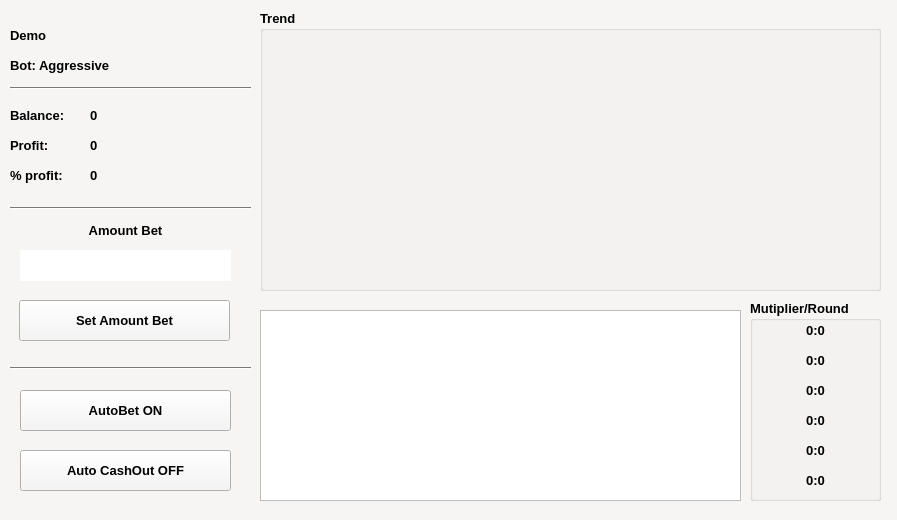
This is apps/gui/resources/ui/console.ui in bikerlfh/crashbot as Qt 5 draws it before an edit. The edited form follows.
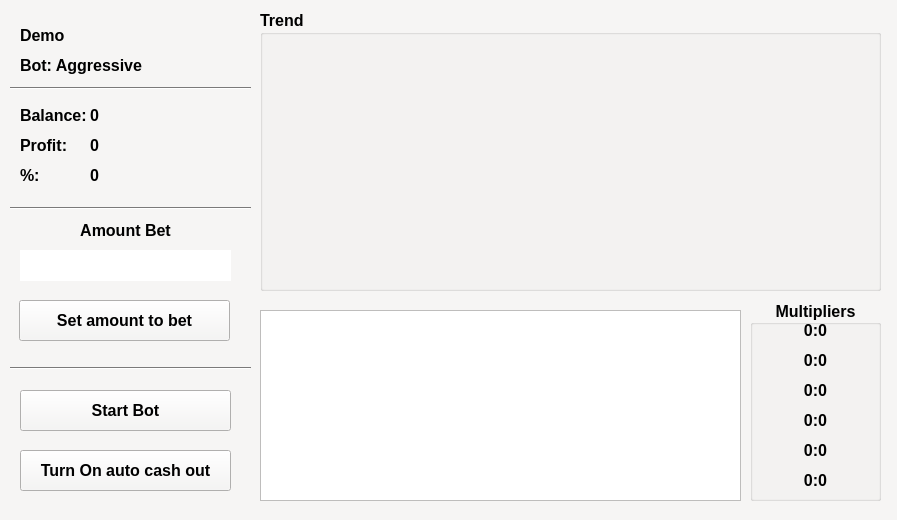
This is the edited form.

```diff
--- a/apps/gui/resources/ui/console.ui
+++ b/apps/gui/resources/ui/console.ui
@@ -481,7 +481,8 @@
    </property>
    <property name="font">
     <font>
-     <pointsize>10</pointsize>
+     <family>Arial</family>
+     <pointsize>12</pointsize>
      <bold>true</bold>
     </font>
    </property>
@@ -489,7 +490,7 @@
     <cursorShape>PointingHandCursor</cursorShape>
    </property>
    <property name="text">
-    <string>Set Amount Bet</string>
+    <string>Set amount to bet</string>
    </property>
   </widget>
   <widget class="QPushButton" name="btn_auto_bet">
@@ -503,7 +504,8 @@
    </property>
    <property name="font">
     <font>
-     <pointsize>10</pointsize>
+     <family>Arial</family>
+     <pointsize>12</pointsize>
      <bold>true</bold>
     </font>
    </property>
@@ -514,7 +516,10 @@
     <string extracomment="turn on/of auto bet"/>
    </property>
    <property name="text">
-    <string>AutoBet ON</string>
+    <string>Start Bot</string>
+   </property>
+   <property name="checkable">
+    <bool>true</bool>
    </property>
   </widget>
   <widget class="QLabel" name="label">
@@ -528,7 +533,8 @@
    </property>
    <property name="font">
     <font>
-     <pointsize>10</pointsize>
+     <family>Arial</family>
+     <pointsize>12</pointsize>
      <bold>true</bold>
     </font>
    </property>
@@ -542,7 +548,7 @@
   <widget class="QLabel" name="label_2">
    <property name="geometry">
     <rect>
-     <x>10</x>
+     <x>20</x>
      <y>100</y>
      <width>71</width>
      <height>30</height>
@@ -550,7 +556,8 @@
    </property>
    <property name="font">
     <font>
-     <pointsize>10</pointsize>
+     <family>Arial</family>
+     <pointsize>12</pointsize>
      <bold>true</bold>
     </font>
    </property>
@@ -569,7 +576,8 @@
    </property>
    <property name="font">
     <font>
-     <pointsize>10</pointsize>
+     <family>Arial</family>
+     <pointsize>12</pointsize>
      <bold>true</bold>
     </font>
    </property>
@@ -588,7 +596,8 @@
    </property>
    <property name="font">
     <font>
-     <pointsize>10</pointsize>
+     <family>Arial</family>
+     <pointsize>12</pointsize>
      <bold>true</bold>
      <kerning>true</kerning>
     </font>
@@ -600,15 +609,16 @@
   <widget class="QLabel" name="label_4">
    <property name="geometry">
     <rect>
-     <x>10</x>
+     <x>20</x>
      <y>130</y>
-     <width>61</width>
+     <width>71</width>
      <height>30</height>
     </rect>
    </property>
    <property name="font">
     <font>
-     <pointsize>10</pointsize>
+     <family>Arial</family>
+     <pointsize>12</pointsize>
      <bold>true</bold>
     </font>
    </property>
@@ -619,15 +629,16 @@
   <widget class="QLabel" name="lbl_home_bet">
    <property name="geometry">
     <rect>
-     <x>10</x>
+     <x>20</x>
      <y>20</y>
-     <width>231</width>
+     <width>221</width>
      <height>30</height>
     </rect>
    </property>
    <property name="font">
     <font>
-     <pointsize>10</pointsize>
+     <family>Arial</family>
+     <pointsize>12</pointsize>
      <bold>true</bold>
     </font>
    </property>
@@ -638,15 +649,16 @@
   <widget class="QLabel" name="lbl_bot_type">
    <property name="geometry">
     <rect>
-     <x>10</x>
+     <x>20</x>
      <y>50</y>
-     <width>231</width>
+     <width>221</width>
      <height>30</height>
     </rect>
    </property>
    <property name="font">
     <font>
-     <pointsize>10</pointsize>
+     <family>Arial</family>
+     <pointsize>12</pointsize>
      <bold>true</bold>
     </font>
    </property>
@@ -804,7 +816,8 @@
    </property>
    <property name="font">
     <font>
-     <pointsize>10</pointsize>
+     <family>Arial</family>
+     <pointsize>12</pointsize>
      <bold>true</bold>
     </font>
    </property>
@@ -862,7 +875,8 @@
    </property>
    <property name="font">
     <font>
-     <pointsize>10</pointsize>
+     <family>Arial</family>
+     <pointsize>12</pointsize>
      <bold>true</bold>
     </font>
    </property>
@@ -873,13 +887,16 @@
     <string extracomment="turn on/of auto bet"/>
    </property>
    <property name="text">
-    <string>Auto CashOut OFF</string>
+    <string>Turn On auto cash out</string>
+   </property>
+   <property name="checkable">
+    <bool>true</bool>
    </property>
   </widget>
   <widget class="QLabel" name="label_5">
    <property name="geometry">
     <rect>
-     <x>10</x>
+     <x>20</x>
      <y>160</y>
      <width>71</width>
      <height>30</height>
@@ -887,12 +904,13 @@
    </property>
    <property name="font">
     <font>
-     <pointsize>10</pointsize>
+     <family>Arial</family>
+     <pointsize>12</pointsize>
      <bold>true</bold>
     </font>
    </property>
    <property name="text">
-    <string>% profit:</string>
+    <string>%:</string>
    </property>
   </widget>
   <widget class="QLabel" name="lbl_profit_per">
@@ -906,7 +924,8 @@
    </property>
    <property name="font">
     <font>
-     <pointsize>10</pointsize>
+     <family>Arial</family>
+     <pointsize>12</pointsize>
      <bold>true</bold>
     </font>
    </property>
@@ -989,7 +1008,8 @@
    </property>
    <property name="font">
     <font>
-     <pointsize>10</pointsize>
+     <family>Arial</family>
+     <pointsize>12</pointsize>
      <italic>false</italic>
      <bold>true</bold>
      <underline>false</underline>
@@ -1000,7 +1020,10 @@
     <string/>
    </property>
    <property name="title">
-    <string>Mutiplier/Round</string>
+    <string>Multipliers</string>
+   </property>
+   <property name="alignment">
+    <set>Qt::AlignCenter</set>
    </property>
    <widget class="QLabel" name="lbl_mul_1">
     <property name="geometry">
@@ -1013,7 +1036,8 @@
     </property>
     <property name="font">
      <font>
-      <pointsize>10</pointsize>
+      <family>Arial</family>
+      <pointsize>12</pointsize>
       <italic>false</italic>
       <bold>true</bold>
       <underline>false</underline>
@@ -1038,7 +1062,8 @@
     </property>
     <property name="font">
      <font>
-      <pointsize>10</pointsize>
+      <family>Arial</family>
+      <pointsize>12</pointsize>
       <italic>false</italic>
       <bold>true</bold>
       <underline>false</underline>
@@ -1066,7 +1091,8 @@
     </property>
     <property name="font">
      <font>
-      <pointsize>10</pointsize>
+      <family>Arial</family>
+      <pointsize>12</pointsize>
       <italic>false</italic>
       <bold>true</bold>
       <underline>false</underline>
@@ -1091,7 +1117,8 @@
     </property>
     <property name="font">
      <font>
-      <pointsize>10</pointsize>
+      <family>Arial</family>
+      <pointsize>12</pointsize>
       <italic>false</italic>
       <bold>true</bold>
       <underline>false</underline>
@@ -1116,7 +1143,8 @@
     </property>
     <property name="font">
      <font>
-      <pointsize>10</pointsize>
+      <family>Arial</family>
+      <pointsize>12</pointsize>
       <italic>false</italic>
       <bold>true</bold>
       <underline>false</underline>
@@ -1141,7 +1169,8 @@
     </property>
     <property name="font">
      <font>
-      <pointsize>10</pointsize>
+      <family>Arial</family>
+      <pointsize>12</pointsize>
       <italic>false</italic>
       <bold>true</bold>
       <underline>false</underline>
```
Left out of the diff: 16 changed lines with no effect on the pictures.
